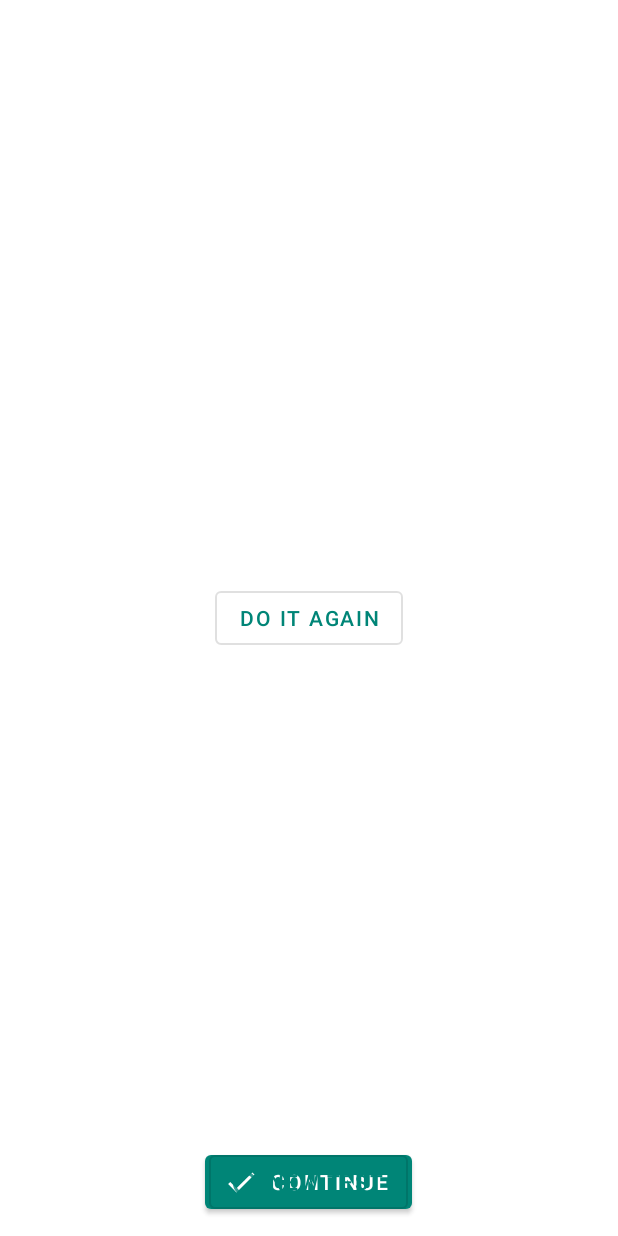
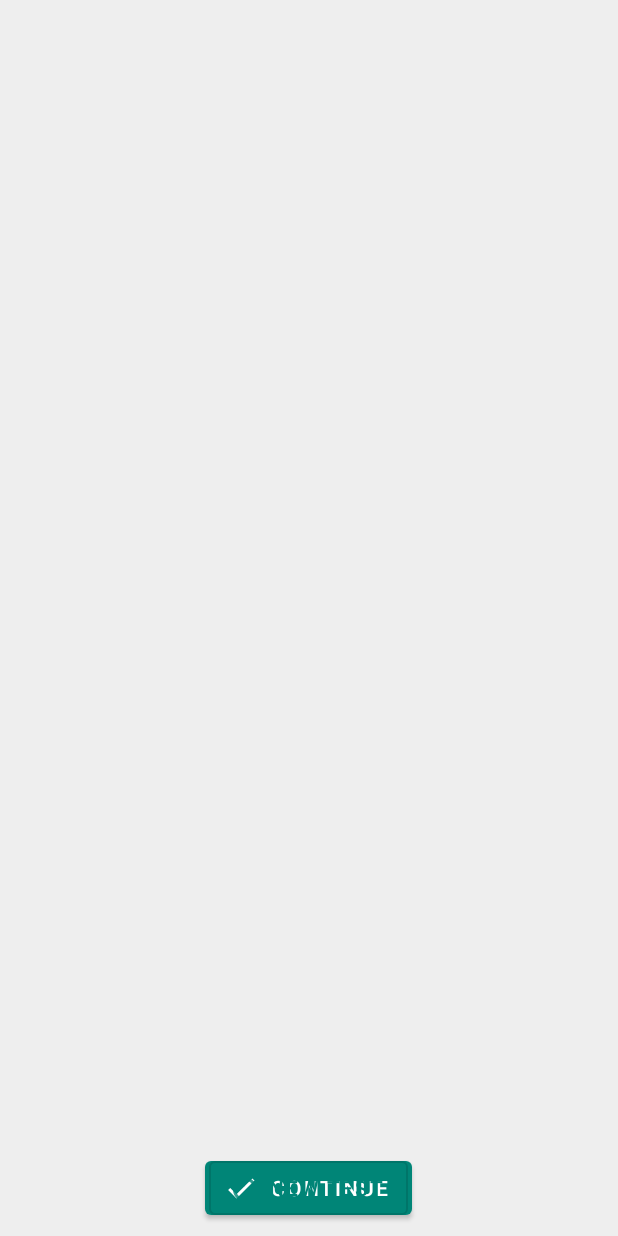
Before and after one commit to wehjin/elementallesson, an Android app: the layout activity_main.xml on its own in the app's theme, with its tools: preview values and no code run, on a phone screen of 412 x 824 dp. Run offline under Robolectric (Android 15) with nearby library versions, the phone set to English and light mode, and no system bars.

```diff
--- /dev/null
+++ b/app/src/main/res/drawable/ic_arrow_back_black_24dp.xml
@@ -0,0 +1,5 @@
+<vector android:alpha="0.8" android:height="24dp"
+    android:viewportHeight="24.0" android:viewportWidth="24.0"
+    android:width="24dp" xmlns:android="http://schemas.android.com/apk/res/android">
+    <path android:fillColor="#FF000000" android:pathData="M20,11H7.83l5.59,-5.59L12,4l-8,8 8,8 1.41,-1.41L7.83,13H20v-2z"/>
+</vector>
--- a/app/src/main/res/layout/activity_main.xml
+++ b/app/src/main/res/layout/activity_main.xml
@@ -8,9 +8,40 @@
     tools:context=".MainActivity">
 
     <androidx.recyclerview.widget.RecyclerView
+        android:id="@+id/pickingRecyclerView"
+        android:layout_width="match_parent"
+        android:layout_height="match_parent"
+        android:background="#eee" />
+
+    <LinearLayout
+        android:id="@+id/quizzingLinearLayout"
+        android:layout_width="match_parent"
+        android:layout_height="match_parent"
+        android:orientation="vertical">
+
+        <androidx.recyclerview.widget.RecyclerView
             android:id="@+id/quizzingRecyclerView"
             android:layout_width="match_parent"
-        android:layout_height="match_parent" />
+            android:layout_height="0dp"
+            android:layout_weight="1"
+            android:background="#eee" />
+
+        <FrameLayout
+            android:layout_width="match_parent"
+            android:layout_height="wrap_content"
+            android:elevation="2dp">
+
+            <com.google.android.material.button.MaterialButton
+                android:id="@+id/quizzingRestartButton"
+                style="@style/Widget.MaterialComponents.Button.TextButton.Icon"
+                android:layout_width="wrap_content"
+                android:layout_height="wrap_content"
+                android:layout_gravity="center_horizontal"
+                android:layout_margin="8dp"
+                android:text="Restart"
+                app:icon="@drawable/ic_arrow_back_black_24dp" />
+        </FrameLayout>
+    </LinearLayout>
 
     <LinearLayout
         android:id="@+id/gradingFrameLayout"
@@ -22,7 +53,13 @@
             android:id="@+id/gradingRecyclerView"
             android:layout_width="match_parent"
             android:layout_height="0dp"
-            android:layout_weight="1" />
+            android:layout_weight="1"
+            android:background="#eee" />
+
+        <FrameLayout
+            android:layout_width="match_parent"
+            android:layout_height="wrap_content"
+            android:elevation="2dp">
 
             <com.google.android.material.button.MaterialButton
                 android:id="@+id/gradingDoneButton"
@@ -30,9 +67,10 @@
                 android:layout_width="wrap_content"
                 android:layout_height="wrap_content"
                 android:layout_gravity="center_horizontal"
-            android:layout_margin="12dp"
+                android:layout_margin="8dp"
                 android:text="Continue"
                 app:icon="@drawable/ic_check_black_24dp" />
+        </FrameLayout>
     </LinearLayout>
 
     <FrameLayout
@@ -46,7 +84,7 @@
             android:layout_width="wrap_content"
             android:layout_height="wrap_content"
             android:layout_gravity="center"
-            android:text="Do it again" />
+            android:text="Do another" />
     </FrameLayout>
 
     <LinearLayout
@@ -59,7 +97,13 @@
             android:id="@+id/studiesRecyclerView"
             android:layout_width="match_parent"
             android:layout_height="0dp"
-            android:layout_weight="1" />
+            android:layout_weight="1"
+            android:background="#eee" />
+
+        <FrameLayout
+            android:layout_width="match_parent"
+            android:layout_height="wrap_content"
+            android:elevation="2dp">
 
             <com.google.android.material.button.MaterialButton
                 android:id="@+id/studiesDoneButton"
@@ -67,8 +111,9 @@
                 android:layout_width="wrap_content"
                 android:layout_height="wrap_content"
                 android:layout_gravity="center_horizontal"
-            android:layout_margin="12dp"
+                android:layout_margin="8dp"
                 android:text="New Test"
                 app:icon="@drawable/ic_replay_black_24dp" />
+        </FrameLayout>
     </LinearLayout>
 </FrameLayout>
```
Also changed, not shown: app/src/main/java/com/rubyhuntersky/quizmaker/MainActivity.kt (+36 -17 lines), app/src/main/java/com/rubyhuntersky/quizmaker/QuizGroup.kt (+19 -7 lines), app/src/main/java/com/rubyhuntersky/quizmaker/QuizTitleViewHolder.kt (added, +26 -0 lines), app/src/main/java/com/rubyhuntersky/quizmaker/QuizTitlesRecyclerViewAdapter.kt (added, +30 -0 lines), app/src/main/res/layout/view_quiz_title.xml (added, +16 -0 lines), interaction/src/main/java/com/rubyhuntersky/data/Lib.kt (+12 -0 lines), interaction/src/main/java/com/rubyhuntersky/interaction/quiz/QuizInteraction.kt (+27 -13 lines), 1 other file. Lines whose indentation alone changed are shown as unchanged.
